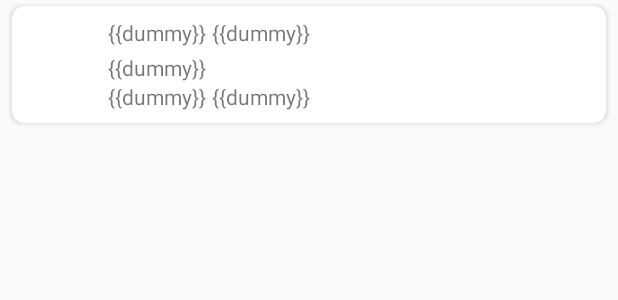
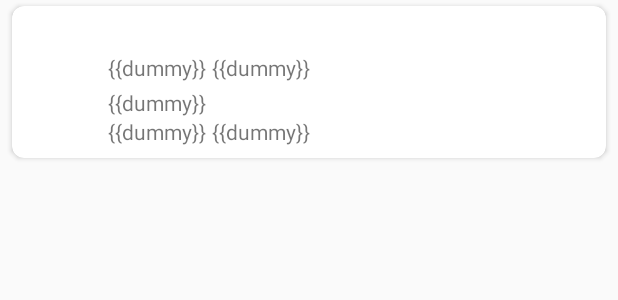
Before and after one commit to ofnhwx/KomunanTW, an Android app: the layout item_tweet.xml on its own in the app's theme, with its tools: preview values and no code run, on a phone screen of 412 x 824 dp. Shown: the top 300 px of the screen. Run offline under Robolectric (Android 15) with nearby library versions, the phone set to English and light mode, and no system bars; plain views replace SimpleDraweeView.

Commit message:
リツイートの表示に対応

```diff
--- a/app/build.gradle
+++ b/app/build.gradle
@@ -17,8 +17,8 @@ android {
         applicationId "net.komunan.komunan_tw"
         minSdkVersion 23
         targetSdkVersion 28
-        versionCode 15
-        versionName "0.9.3"
+        versionCode 16
+        versionName "0.10.0"
         testInstrumentationRunner "android.support.test.runner.AndroidJUnitRunner"
         buildConfigField "String", "DEFAULT_CONSUMER_KEY", "\"" + buildProperties.secrets['consumer_key'].string + "\""
         buildConfigField "String", "DEFAULT_CONSUMER_SECRET", "\"" + buildProperties.secrets['consumer_secret'].string + "\""
--- a/app/src/main/java/net/komunan/komunantw/Preference.kt
+++ b/app/src/main/java/net/komunan/komunantw/Preference.kt
@@ -12,7 +12,7 @@ object Preference: PreferenceHolder() {
     var useInMemoryDatabase: Boolean by bindToPreferenceField(false)
     var currentPage: Int by bindToPreferenceField(0)
     var fetchCount: Int by bindToPreferenceField(200)
-    var fetchInterval: Long by bindToPreferenceField(120)
+    var fetchInterval: Long by bindToPreferenceField(180)
     var fetchIntervalThreshold: Float by bindToPreferenceField(0.8f)
 
     var fetchIntervalMillis: Long
--- a/app/src/main/java/net/komunan/komunantw/repository/dao/TweetDao.kt
+++ b/app/src/main/java/net/komunan/komunantw/repository/dao/TweetDao.kt
@@ -16,7 +16,7 @@ abstract class TweetDao {
 
     /* ==================== SQL Definitions. ==================== */
 
-    @Query("""SELECT ts.tweet_id AS id, t.user_id, t.text, t.via, t.timestamp, ts.is_missing, ts.source_ids
+    @Query("""SELECT ts.tweet_id AS id, t.user_id, t.text, t.via, t.timestamp, t.retweeted_by, t.retweeted_id, ts.is_missing, ts.source_ids
 FROM (SELECT tweet_id, sum(is_missing) AS is_missing, group_concat(source_id) AS source_ids FROM tweet_source WHERE source_id in (:sourceIds) GROUP BY tweet_id) AS ts
 LEFT OUTER JOIN tweet AS t ON t.id = ts.tweet_id
 ORDER BY t.id DESC""")
--- a/app/src/main/java/net/komunan/komunantw/repository/entity/Source.kt
+++ b/app/src/main/java/net/komunan/komunantw/repository/entity/Source.kt
@@ -97,7 +97,7 @@ open class Source() {
 }
 
 @Suppress("PropertyName")
-class SourceForSelect(): Source() {
+class SourceForSelect: Source() {
     @ColumnInfo(name = "is_active") var _isActive: Int = 0
 
     var isActive: Boolean
--- a/app/src/main/java/net/komunan/komunantw/worker/FetchTweetsWorker.kt
+++ b/app/src/main/java/net/komunan/komunantw/worker/FetchTweetsWorker.kt
@@ -129,8 +129,11 @@ class FetchTweetsWorker(context: Context, params: WorkerParameters): Worker(cont
                 checkResult(twitter.search(makeQuery()))
             }
         }
+
         val tweets = result.map { Tweet(it) }
-        val users = result.map { User(it.user) }.distinctBy { it.id }
+        val users = mutableListOf<User>()
+        users.addAll(result.map { User(it.user) }.distinctBy { it.id })
+        users.addAll(result.mapNotNull { it.retweetedStatus }.map { User(it.user) }.distinctBy { it.id })
         return Pair(tweets, users)
     }
 
--- a/app/src/main/res/layout/item_tweet.xml
+++ b/app/src/main/res/layout/item_tweet.xml
@@ -13,19 +13,31 @@
             android:padding="8dp"
             android:layout_width="match_parent"
             android:layout_height="match_parent">
+        <TextView
+                android:id="@+id/retweet_by"
+                app:layout_constraintTop_toTopOf="parent"
+                app:layout_constraintStart_toStartOf="parent"
+                app:layout_constraintEnd_toEndOf="parent"
+                android:drawablePadding="4dp"
+                android:layout_width="0dp"
+                android:layout_height="wrap_content" />
         <com.facebook.drawee.view.SimpleDraweeView
                 android:id="@+id/tweet_user_icon"
                 app:roundAsCircle="true"
-                app:layout_constraintTop_toTopOf="parent"
+                app:layout_constraintTop_toBottomOf="@id/retweet_by"
                 app:layout_constraintStart_toStartOf="parent"
+                app:layout_goneMarginTop="0dp"
+                android:layout_marginTop="4dp"
                 android:layout_width="48dp"
                 android:layout_height="48dp" />
         <LinearLayout
                 android:id="@+id/top_container"
-                app:layout_constraintTop_toTopOf="parent"
+                app:layout_constraintTop_toBottomOf="@id/retweet_by"
                 app:layout_constraintStart_toEndOf="@id/tweet_user_icon"
                 app:layout_constraintEnd_toEndOf="parent"
+                app:layout_goneMarginTop="0dp"
                 android:orientation="horizontal"
+                android:layout_marginTop="4dp"
                 android:layout_width="0dp"
                 android:layout_height="wrap_content">
             <TextView
--- a/app/src/main/res/values/strings.xml
+++ b/app/src/main/res/values/strings.xml
@@ -24,6 +24,7 @@
     <!-- Format -->
     <!--suppress AndroidDomInspection -->
     <string name="format_list_label">リスト: %s</string>
+    <string name="format_retweeted_by">Retweeted by %s</string>
     <string name="format_screen_name">@%s</string>
     <string name="format_search_label">検索: %s</string>
     <string name="format_timeline_source_count">%s個のソース</string>
```
Also changed, not shown: app/src/main/java/net/komunan/komunantw/repository/entity/Tweet.kt (+41 -35 lines), app/src/main/java/net/komunan/komunantw/ui/main/home/tab/HomeTabAdapter.kt (+20 -1 lines).
